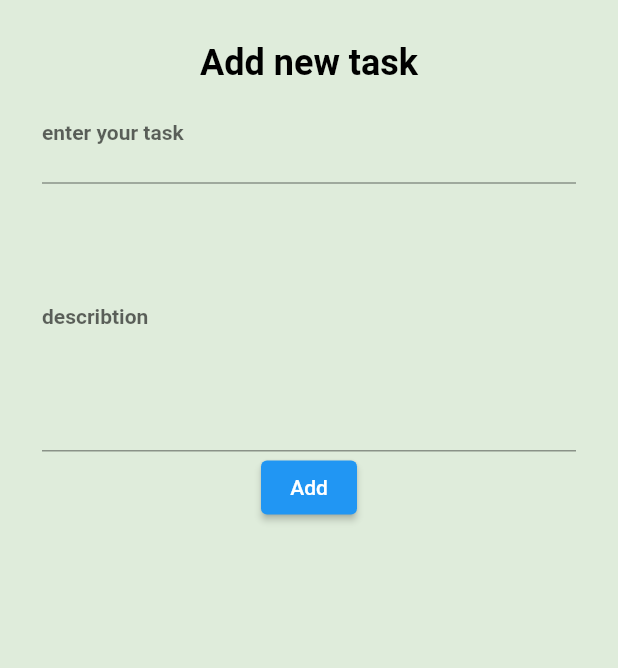
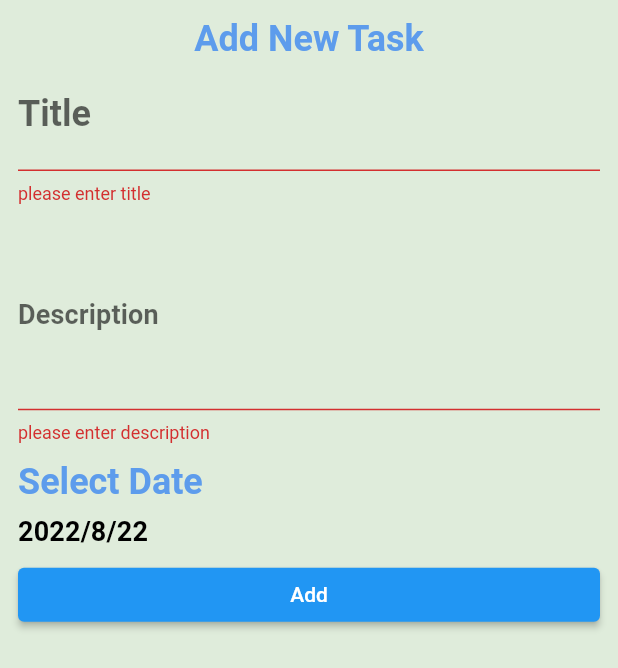
Before and after one commit to ahmed-sala/ToDo_App, a Flutter app: the BottomSheetWidget widget shown alone on an empty page, opened directly, after a tap on "Add", on a phone screen of 412 x 824 dp. Shown: the top 668 px of the screen. Run offline on Flutter 3.47's test engine with Material 2 defaults, Android fonts, the phone set to English and light mode, and no system bars; our stand-ins replace calendar_timeline, cloud_firestore, firebase_core, flutter_slidable; accounts and stored records are empty.

```diff
--- /dev/null
+++ b/lib/database/task.dart
@@ -0,0 +1,29 @@
+import 'package:cloud_firestore/cloud_firestore.dart';
+import 'package:todo_app/database/task.dart';
+
+class Task {
+  static const String collectionName = 'tasks';
+  String? id;
+  String? title;
+  String? desc;
+  DateTime? dateTime;
+
+  bool? isDone;
+  Task({this.id, this.title, this.desc, this.dateTime, this.isDone});
+  Task.fromFirestore(Map<String, dynamic> data)
+      : this(
+            id: data['id'],
+            title: data['title'],
+            desc: data['desc'],
+            dateTime: DateTime.fromMicrosecondsSinceEpoch(data['dateTime']),
+            isDone: data['isDone']);
+  Map<String, dynamic> toFirestore() {
+    return {
+      'id': id,
+      'title': title,
+      'desc': desc,
+      'dateTime': dateTime?.millisecondsSinceEpoch,
+      'isDone': isDone
+    };
+  }
+}
--- /dev/null
+++ b/lib/date_utils.dart
@@ -0,0 +1,3 @@
+DateTime dateOnly(DateTime inputDateTime){
+  return DateTime(inputDateTime.year,inputDateTime.month,inputDateTime.day);
+}
--- a/lib/home/home_screen.dart
+++ b/lib/home/home_screen.dart
@@ -51,7 +51,7 @@ class _HomeScreenState extends State<HomeScreen> {
   void showBottomSheet(){
     showModalBottomSheet(context: context, builder: (_){
       return BottomSheetWidget();
-    });
+    },isScrollControlled: true);
   }
 
   List<Widget> tabs = [TaskListTab(), Settings_tab()];
--- a/lib/home/tasks_lst/bottom_navigation.dart
+++ b/lib/home/tasks_lst/bottom_navigation.dart
@@ -1,47 +1,140 @@
 import 'package:flutter/material.dart';
+import 'package:todo_app/database/my_database.dart';
+import 'package:todo_app/database/task.dart';
+import 'package:todo_app/date_utils.dart';
+import 'package:todo_app/diaogeUtlis.dart';
 
-class BottomSheetWidget extends StatelessWidget {
+class BottomSheetWidget extends StatefulWidget {
+  @override
+  State<BottomSheetWidget> createState() => _BottomSheetWidgetState();
+}
+
+class _BottomSheetWidgetState extends State<BottomSheetWidget> {
+  var formKey=GlobalKey<FormState>();
+  var titleController=TextEditingController();
+  var descController=TextEditingController();
   @override
   Widget build(BuildContext context) {
     return Container(
-      margin: EdgeInsets.all(10),
-      padding: EdgeInsets.all(18),
+      height: MediaQuery.of(context).size.height*.7,
+      padding: const EdgeInsets.all(12),
+      child: Form(
+        key: formKey,
         child: Column(
+          crossAxisAlignment: CrossAxisAlignment.stretch,
           children: [
-          Text(
-            'Add new task',
-            style: Theme.of(context)
-                .textTheme
-                .titleMedium
-                ?.copyWith(color: Colors.black),
-          ),
-          Form(child: Column(
-            children: [
+            Text('Add New Task',textAlign: TextAlign.center,style: Theme.of(context).textTheme.titleMedium,),
             TextFormField(
+              controller: titleController,
+              validator: (text){
+                if (text==null||text.trim().isEmpty){
+                  return'please enter title';
+                }
+                return null;
+              },
               decoration: InputDecoration(
-                  labelText: 'enter your task',
-                  labelStyle: TextStyle(
-                    fontSize: 14
+                labelText: 'Title',
               ),
             ),
-              ),
+            SizedBox(height: 12,),
             TextFormField(
-              maxLines: 5,
-                minLines: 5,
+              controller: descController,
+              validator: (text){
+                if (text==null||text.trim().isEmpty){
+                  return'please enter description';
+                }
+                 return null;
+              },
+              style: Theme.of(context).textTheme.titleSmall,
+              minLines: 4,
+              maxLines: 4,
               decoration: InputDecoration(
-                  hintMaxLines: 5,
-                  labelText: 'describtion',
-                  labelStyle: TextStyle(
-                      fontSize: 14
+                labelText: 'Description',
               ),
             ),
+            SizedBox(height: 12,),
+            Text('Select Date',style: Theme.of(context).textTheme.titleMedium),
+            InkWell(
+              onTap: (){
+                showDateDialoge();
+              },
+              child: Padding(
+                padding: const EdgeInsets.symmetric(vertical: 8.0),
+                child: Text('${selectedDate.year}/${selectedDate.month}/${selectedDate.day}',style: Theme.of(context).textTheme.titleSmall),
               ),
+            ),
+            ElevatedButton(onPressed: (){
+              addTask();
+            }, child: Text('Add')),
+          ],
+        ),
+      ),
+    );
+  }
 
-              ElevatedButton(onPressed: (){}, child: Text('Add'))
-            ],
-          ),)
+  void addTask(){
+    if(formKey.currentState?.validate()==true){
+      String title=titleController.text;
+      String desc=descController.text;
+    Task task=Task(title: title,
+        desc: desc,
+        dateTime: dateOnly(selectedDate),
+        isDone: false);
+      showLoading(context, 'Loading....');
+    MyDatabase.insertTask(task).then((value) {
+      hideLoading(context);
+      //called when future is completed
+      showMassege(context, 'Task Added Successfully',posActionName: 'Ok',posAction: (){
+        Navigator.pop(context);
+      });
+    }).
+    onError((error, stackTrace) {
+      //called when future fail
+      hideLoading(context);
+
+      showMassege(context, 'Something went wrong, try again later',posActionName: 'Ok',posAction: (){
+        Navigator.pop(context);
+      });
+    })
+      .timeout(Duration(seconds: 5),
+        onTimeout:(){
+          hideLoading(context);
+
+          //save change in cache
+          showMassege(context, 'Task saved locally',posActionName: 'Ok',posAction: (){
+            Navigator.pop(context);
+          });
+        });
+    }
+  }
+  DateTime selectedDate=DateTime.now();
+  void showDateDialoge()async{
+    DateTime? date= await showDatePicker(context: context,
+        initialDate: selectedDate,
+        firstDate: DateTime.now(),
+        lastDate: DateTime.now().add(Duration(days: 365)));
+    if(date!=null){
+      selectedDate=date;
+      setState((){});
+    }
+  }
+
+  void showLoading(BuildContext context, String loadingMassege,
+      {bool isCancelable = true}) {
+    showDialog(
+        context: context,
+        builder: (buildContext) {
+          return AlertDialog(
+            content: Row(
+              children: [
+                CircularProgressIndicator(),
+                SizedBox(
+                  width: 12,
+                ),
+                Text(loadingMassege),
               ],
             ),
           );
+        },barrierDismissible: isCancelable);
   }
 }
--- a/lib/my_theme.dart
+++ b/lib/my_theme.dart
@@ -29,6 +29,11 @@ class MyTheme{
         fontWeight: FontWeight.bold,
         color: lightPrimary
       ),
+      titleSmall: TextStyle(
+          fontSize: 18,
+          fontWeight: FontWeight.bold,
+          color: Colors.black
+      ),
       bodySmall: TextStyle(
           fontSize: 12,
         color: Colors.black,
--- a/pubspec.yaml
+++ b/pubspec.yaml
@@ -36,6 +36,8 @@ dependencies:
   # The following adds the Cupertino Icons font to your application.
   # Use with the CupertinoIcons class for iOS style icons.
   cupertino_icons: ^1.0.2
+  firebase_core: ^1.21.0
+  cloud_firestore: ^3.4.5
 
 dev_dependencies:
   flutter_test:
```
Also changed, not shown: lib/database/my_database.dart (added, +34 -0 lines), lib/diaogeUtlis.dart (added, +64 -0 lines), lib/home/tasks_lst/task_list.dart (+39 -7 lines), lib/home/tasks_lst/task_widget.dart (+26 -8 lines), lib/main.dart (+9 -1 lines), lib/firebase_options.dart (added), pubspec.lock, 4 other files. Lines whose indentation alone changed are shown as unchanged.
